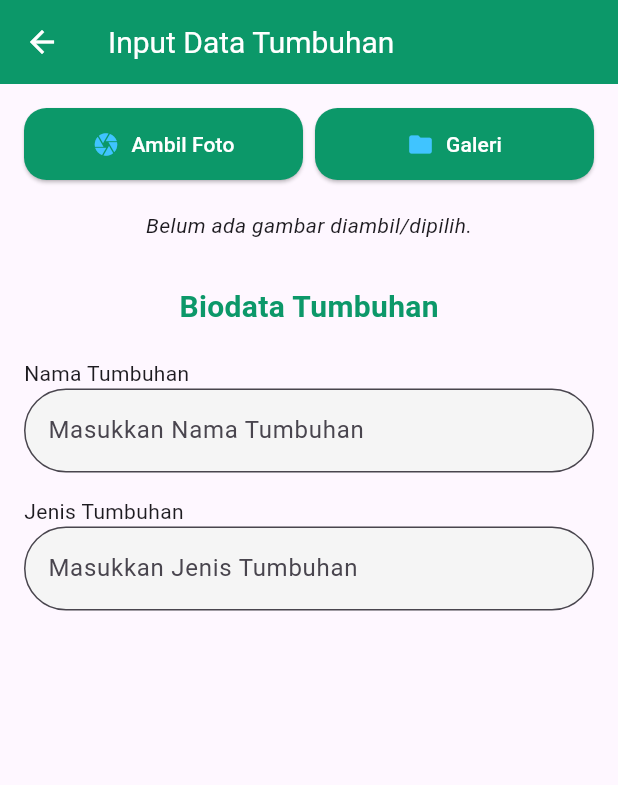
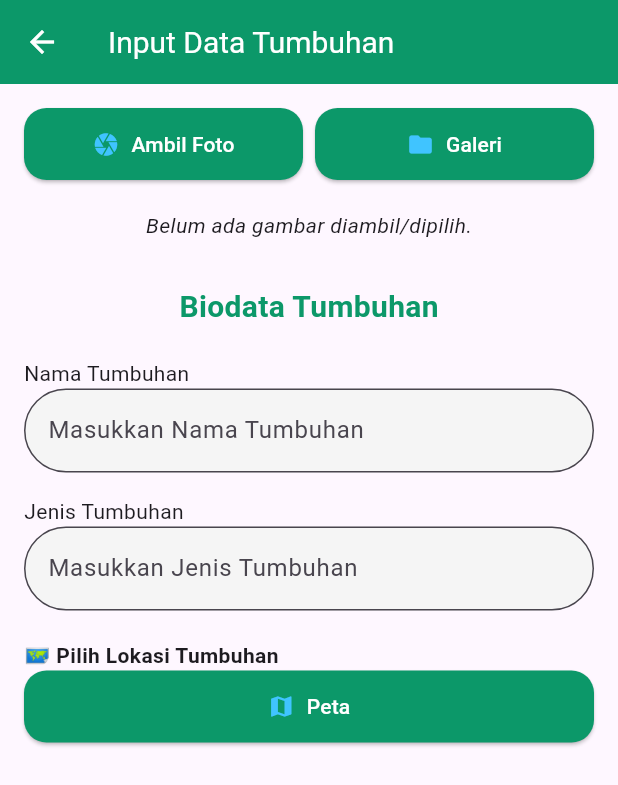
Before and after one commit to YusvanTriAtmojo/PlantApp, a Flutter app: the HomeCameraMap screen opened directly, on a phone screen of 412 x 824 dp. Shown: the top 785 px of the screen. Run offline on Flutter 3.47's test engine with Material 3 defaults, Android fonts, the phone set to English and light mode, and no system bars; our stand-ins replace camera, flutter_svg, geocoding, geolocator, google_maps_flutter, image_picker and 1 more.

Commit message:
Menambahkan input Lokasi dari Map dan ditampilkan

```diff
--- a/lib/screens/home_camera_map.dart
+++ b/lib/screens/home_camera_map.dart
@@ -2,8 +2,10 @@ import 'dart:io';
 import 'package:flutter/material.dart';
 import 'package:permission_handler/permission_handler.dart';
 import 'package:image_picker/image_picker.dart';
+import 'package:plant_app/screens/daftar_plant.dart';
 import 'package:plant_app/screens/kamera/camera_page.dart';
 import 'package:plant_app/screens/kamera/helper/storage_helper.dart';
+import 'package:plant_app/screens/map/map_page.dart';
 
 const kPrimaryColor = Color(0xFF0C9869);
 
@@ -191,6 +193,33 @@ class _HomeCameraMapState extends State<HomeCameraMap> {
                       validator: (value) =>
                         value == null || value.isEmpty ? 'Jenis tidak boleh kosong' : null,
                     ),
+                    const SizedBox(height: 20),
+                    const Text('🗺️ Pilih Lokasi Tumbuhan', style: TextStyle(fontWeight: FontWeight.bold)),
+                    ElevatedButton.icon(
+                      icon: const Icon(Icons.map, color: Colors.lightBlueAccent,),
+                      label: const Text('Peta', style: TextStyle(color: Colors.white),),
+                      style: ElevatedButton.styleFrom(
+                        backgroundColor: kPrimaryColor,
+                        padding: const EdgeInsets.symmetric(vertical: 14),
+                        shape: RoundedRectangleBorder(borderRadius: BorderRadius.circular(15)),
+                      ),
+                      onPressed: () async {
+                        final result = await Navigator.push(
+                          context,
+                          MaterialPageRoute(builder: (context) => const MapPage()),
+                        );
+                        if (result != null) {
+                          setState(() => alamatDipilih = result);
+                        }
+                      },
+                    ),
+                    if (alamatDipilih != null)
+                      Padding(
+                        padding: const EdgeInsets.only(top: 8.0),
+                        child: Text('Lokasi: $alamatDipilih',
+                          style: const TextStyle(color: kPrimaryColor),
+                        ),
+                      ),
                   ],
                 ),
               ),
```
